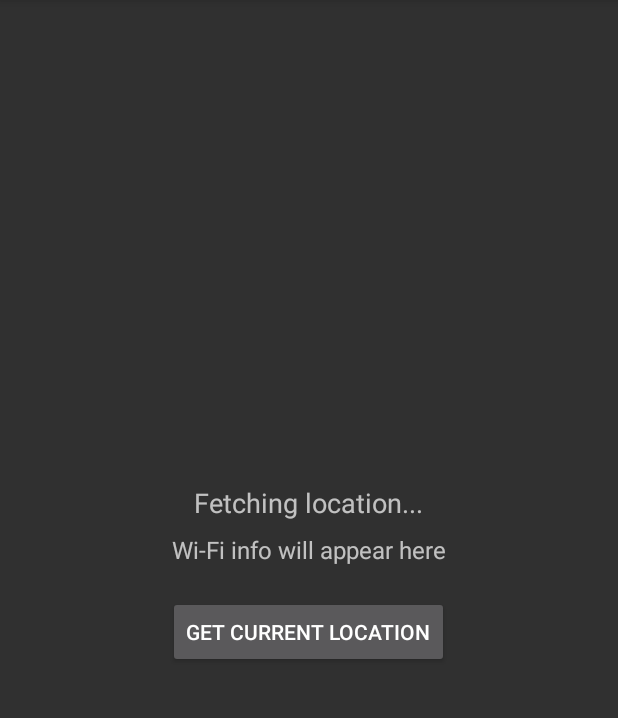
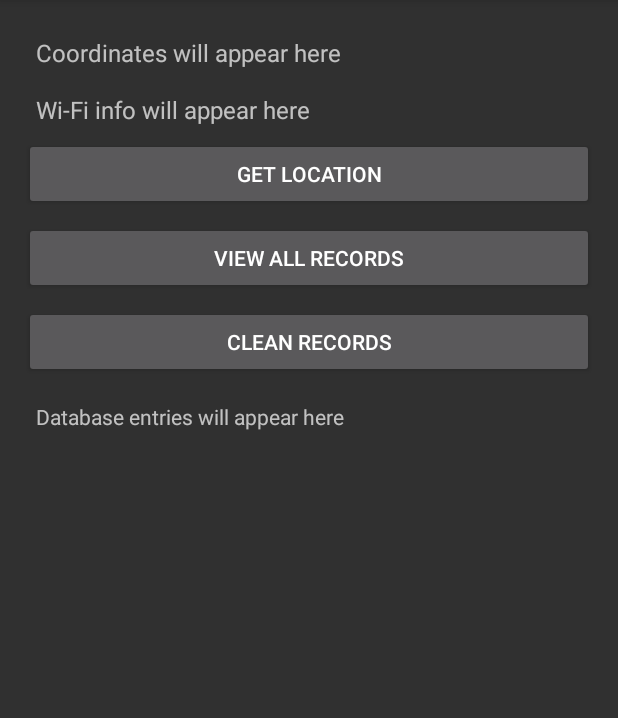
Before and after one commit to efreham1/signal-triangulation, an Android app: the screen it shows after launch (MainActivity), on a phone screen of 412 x 824 dp, the part 84-802 px from its top. Run offline under Robolectric (Android 15) with nearby library versions, the light colour scheme and no system bars; our stand-ins replace Room's generated code.

Commit message:
Add Room database for Wi-Fi signal records

```diff
--- a/TestAPP/app/build.gradle.kts
+++ b/TestAPP/app/build.gradle.kts
@@ -1,6 +1,7 @@
 plugins {
     id("com.android.application")
     id("org.jetbrains.kotlin.android")
+    id("kotlin-kapt")
 }
 
 android {
@@ -34,4 +35,8 @@
     implementation("androidx.appcompat:appcompat:1.7.0")
     implementation("com.google.android.material:material:1.12.0")
     implementation("com.google.android.gms:play-services-location:21.0.1")
+    implementation("androidx.room:room-runtime:2.6.1")
+    implementation("androidx.room:room-ktx:2.6.1")
+    implementation("org.jetbrains.kotlinx:kotlinx-coroutines-android:1.7.3")
+    kapt("androidx.room:room-compiler:2.6.1")
 }
--- a/TestAPP/app/src/main/java/com/example/testapp/MainActivity.kt
+++ b/TestAPP/app/src/main/java/com/example/testapp/MainActivity.kt
@@ -1,7 +1,10 @@
 package com.example.testapp
 
 import android.Manifest
+import android.content.BroadcastReceiver
 import android.content.Context
+import android.content.Intent
+import android.content.IntentFilter
 import android.content.pm.PackageManager
 import android.location.Location
 import android.net.wifi.WifiManager
@@ -12,9 +15,45 @@
 import androidx.appcompat.app.AppCompatActivity
 import androidx.core.app.ActivityCompat
 import androidx.core.content.ContextCompat
+import androidx.lifecycle.lifecycleScope
+import androidx.room.*
 import com.google.android.gms.location.*
+import kotlinx.coroutines.launch
+
+// --- DATABASE SETUP ---
+
+@Entity(tableName = "signal_records")
+data class SignalRecord(
+    @PrimaryKey(autoGenerate = true) val id: Int = 0,
+    val latitude: Double,
+    val longitude: Double,
+    val rssi: Int,
+    val timestamp: Long = System.currentTimeMillis()
+)
+
+@Dao
+interface SignalDao {
+    @Insert
+    suspend fun insert(record: SignalRecord)
+
+    @Query("SELECT * FROM signal_records ORDER BY timestamp DESC")
+    suspend fun getAll(): List<SignalRecord>
+
+    @Query("DELETE FROM signal_records")
+    suspend fun deleteAll()
+}
+
+@Database(entities = [SignalRecord::class], version = 1, exportSchema = false)
+abstract class AppDatabase : RoomDatabase() {
+    abstract fun signalDao(): SignalDao
+}
+
+// --- MAIN ACTIVITY ---
 
 class MainActivity : AppCompatActivity() {
+
+    private lateinit var db: AppDatabase
+    private lateinit var signalDao: SignalDao
 
     private lateinit var fusedLocationClient: FusedLocationProviderClient
     private lateinit var locationRequest: LocationRequest
@@ -23,19 +62,41 @@
     private lateinit var coordinatesText: TextView
     private lateinit var wifiText: TextView
     private lateinit var getLocationBtn: Button
+    private lateinit var viewAllBtn: Button
+    private lateinit var cleanRecordsBtn: Button
+    private lateinit var allRecordsText: TextView
 
     private val locationPermissionRequestCode = 1001
-    private val targetSSID = "Forslund_5G" // replace with your Wi-Fi network name
+    private val targetSSID = "Forslund_5G"
+
+    private val wifiScanReceiver = object : BroadcastReceiver() {
+        override fun onReceive(context: Context?, intent: Intent?) {
+            val success = intent?.getBooleanExtra(WifiManager.EXTRA_RESULTS_UPDATED, false) ?: false
+            if (success) {
+                // Scan results updated, display Wi-Fi info
+                showWifiSignalStrength()
+            }
+        }
+    }
 
     override fun onCreate(savedInstanceState: Bundle?) {
         super.onCreate(savedInstanceState)
         setContentView(R.layout.activity_main)
 
+        // Initialize Room
+        db = Room.databaseBuilder(applicationContext, AppDatabase::class.java, "signal-db").build()
+        signalDao = db.signalDao()
+
+        // Initialize UI
         coordinatesText = findViewById(R.id.coordinatesText)
         wifiText = findViewById(R.id.wifiText)
         getLocationBtn = findViewById(R.id.getLocationBtn)
+        viewAllBtn = findViewById(R.id.viewAllBtn)
+        cleanRecordsBtn = findViewById(R.id.cleanRecordsBtn)
+        allRecordsText = findViewById(R.id.allRecordsText)
+
+        // Location client
         fusedLocationClient = LocationServices.getFusedLocationProviderClient(this)
-
         locationRequest = LocationRequest.Builder(Priority.PRIORITY_HIGH_ACCURACY, 2000)
             .setMaxUpdates(1)
             .build()
@@ -47,58 +108,95 @@
                     val lat = location.latitude
                     val lon = location.longitude
                     coordinatesText.text = "Latitude: $lat\nLongitude: $lon"
-                    showWifiSignalStrength()
+
+                    val rssi = showWifiSignalStrength()
+                    if (rssi != null) {
+                        val record = SignalRecord(latitude = lat, longitude = lon, rssi = rssi)
+                        lifecycleScope.launch {
+                            signalDao.insert(record)
+                        }
+                    }
                 } else {
                     coordinatesText.text = "Unable to get new location"
                 }
             }
         }
 
-        getLocationBtn.setOnClickListener {
-            getLocationUpdate()
+        // Get location button
+        getLocationBtn.setOnClickListener { getLocationUpdate() }
+
+        // View all records button
+        viewAllBtn.setOnClickListener {
+            lifecycleScope.launch {
+                val allRecords = signalDao.getAll()
+                if (allRecords.isEmpty()) {
+                    allRecordsText.text = "No records found"
+                } else {
+                    val builder = StringBuilder()
+                    allRecords.forEach {
+                        builder.append("Lat: ${it.latitude}, Lon: ${it.longitude}, RSSI: ${it.rssi}, Time: ${it.timestamp}\n")
+                    }
+                    allRecordsText.text = builder.toString()
+                }
+            }
+        }
+
+        // Clean records button
+        cleanRecordsBtn.setOnClickListener {
+            lifecycleScope.launch {
+                signalDao.deleteAll()
+                allRecordsText.text = "All records cleared"
+            }
         }
     }
 
+    override fun onResume() {
+        super.onResume()
+        registerReceiver(wifiScanReceiver, IntentFilter(WifiManager.SCAN_RESULTS_AVAILABLE_ACTION))
+    }
+
+    override fun onPause() {
+        super.onPause()
+        unregisterReceiver(wifiScanReceiver)
+        fusedLocationClient.removeLocationUpdates(locationCallback)
+    }
+
     private fun getLocationUpdate() {
-        if (ContextCompat.checkSelfPermission(
-                this,
-                Manifest.permission.ACCESS_FINE_LOCATION
-            ) != PackageManager.PERMISSION_GRANTED
+        if (ContextCompat.checkSelfPermission(this, Manifest.permission.ACCESS_FINE_LOCATION)
+            != PackageManager.PERMISSION_GRANTED
         ) {
             ActivityCompat.requestPermissions(
                 this,
-                arrayOf(
-                    Manifest.permission.ACCESS_FINE_LOCATION,
-                    Manifest.permission.ACCESS_WIFI_STATE
-                ),
+                arrayOf(Manifest.permission.ACCESS_FINE_LOCATION, Manifest.permission.ACCESS_WIFI_STATE),
                 locationPermissionRequestCode
             )
         } else {
             coordinatesText.text = "Fetching new location..."
-            fusedLocationClient.requestLocationUpdates(
-                locationRequest,
-                locationCallback,
-                Looper.getMainLooper()
-            )
+            fusedLocationClient.requestLocationUpdates(locationRequest, locationCallback, Looper.getMainLooper())
         }
     }
 
-    private fun showWifiSignalStrength() {
+    private fun showWifiSignalStrength(): Int? {
         val wifiManager = applicationContext.getSystemService(Context.WIFI_SERVICE) as WifiManager
-        val wifiInfo = wifiManager.connectionInfo
 
-        if (wifiInfo != null && wifiInfo.ssid.replace("\"", "") == targetSSID) {
-            val rssi = wifiInfo.rssi // in dBm
-            wifiText.text = "Connected to $targetSSID\nRSSI: $rssi dBm"
+        // Start scan
+        wifiManager.startScan()
+
+        val scanResults = wifiManager.scanResults
+        val targetNetwork = scanResults.firstOrNull { it.SSID == targetSSID }
+
+        return if (targetNetwork != null) {
+            val rssi = targetNetwork.level
+            wifiText.text = "SSID: $targetSSID\nRSSI: $rssi dBm"
+            rssi
         } else {
-            wifiText.text = "Not connected to $targetSSID"
+            wifiText.text = "SSID $targetSSID not found nearby"
+            null
         }
     }
 
     override fun onRequestPermissionsResult(
-        requestCode: Int,
-        permissions: Array<out String>,
-        grantResults: IntArray
+        requestCode: Int, permissions: Array<out String>, grantResults: IntArray
     ) {
         super.onRequestPermissionsResult(requestCode, permissions, grantResults)
         if (requestCode == locationPermissionRequestCode) {
@@ -109,9 +207,4 @@
             }
         }
     }
-
-    override fun onPause() {
-        super.onPause()
-        fusedLocationClient.removeLocationUpdates(locationCallback)
-    }
 }
--- a/TestAPP/app/src/main/res/layout/activity_main.xml
+++ b/TestAPP/app/src/main/res/layout/activity_main.xml
@@ -1,36 +1,65 @@
 <?xml version="1.0" encoding="utf-8"?>
 <LinearLayout xmlns:android="http://schemas.android.com/apk/res/android"
+    android:orientation="vertical"
+    android:padding="16dp"
     android:layout_width="match_parent"
-    android:layout_height="match_parent"
-    xmlns:app="http://schemas.android.com/apk/res-auto"
-    android:gravity="center"
-    android:orientation="vertical"
-    android:padding="24dp">
+    android:layout_height="match_parent">
 
+    <!-- Coordinates and Wi-Fi display -->
     <TextView
         android:id="@+id/coordinatesText"
-        android:layout_width="wrap_content"
+        android:layout_width="match_parent"
         android:layout_height="wrap_content"
-        android:text="Fetching location..."
-        android:textSize="18sp" />
+        android:text="Coordinates will appear here"
+        android:textSize="16sp"
+        android:padding="8dp" />
 
     <TextView
         android:id="@+id/wifiText"
-        android:layout_width="wrap_content"
+        android:layout_width="match_parent"
         android:layout_height="wrap_content"
         android:text="Wi-Fi info will appear here"
-        android:layout_marginTop="8dp"
         android:textSize="16sp"
-        app:layout_constraintTop_toBottomOf="@id/coordinatesText"
-        app:layout_constraintStart_toStartOf="parent"
-        app:layout_constraintEnd_toEndOf="parent"/>
+        android:padding="8dp" />
+
+    <!-- Get Location button -->
+    <Button
+        android:id="@+id/getLocationBtn"
+        android:layout_width="match_parent"
+        android:layout_height="wrap_content"
+        android:text="Get Location" />
+
+    <!-- View All Records button -->
+    <Button
+        android:id="@+id/viewAllBtn"
+        android:layout_width="match_parent"
+        android:layout_height="wrap_content"
+        android:text="View All Records"
+        android:layout_marginTop="8dp" />
+
+    <!-- Clean Records button -->
+    <Button
+        android:id="@+id/cleanRecordsBtn"
+        android:layout_width="match_parent"
+        android:layout_height="wrap_content"
+        android:text="Clean Records"
+        android:layout_marginTop="8dp" />
 
 
-    <Button
-        android:id="@+id/getLocationBtn"
-        android:layout_width="wrap_content"
-        android:layout_height="wrap_content"
-        android:layout_marginTop="20dp"
-        android:text="Get Current Location" />
+    <!-- TextView to display all database entries -->
+    <ScrollView
+        android:layout_width="match_parent"
+        android:layout_height="0dp"
+        android:layout_weight="1"
+        android:layout_marginTop="8dp">
+
+        <TextView
+            android:id="@+id/allRecordsText"
+            android:layout_width="match_parent"
+            android:layout_height="wrap_content"
+            android:text="Database entries will appear here"
+            android:textSize="14sp"
+            android:padding="8dp" />
+    </ScrollView>
 
 </LinearLayout>
```
Also changed, not shown: TestAPP/app/src/main/AndroidManifest.xml (+5 -3 lines).
